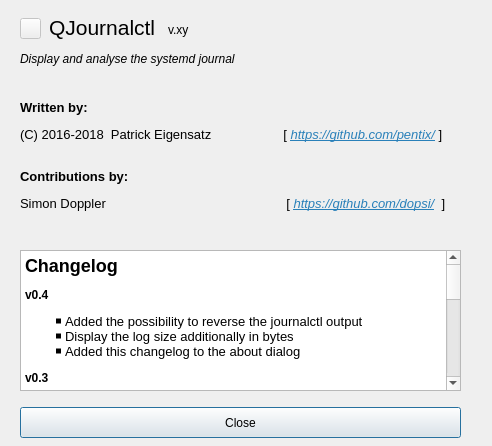
The window that ui/aboutdialog.ui (pentix/qjournalctl) describes before a commit, drawn with Qt 5.
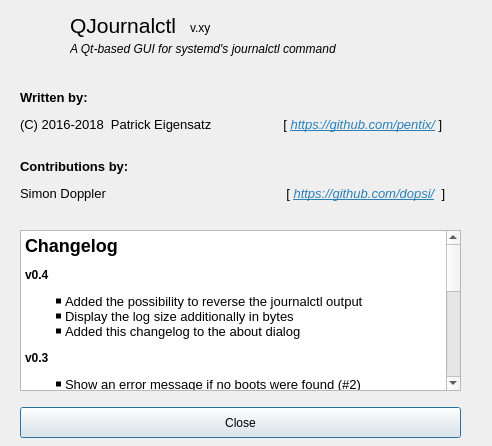
The same window after the commit. Icons and pictures are not drawn.

Commit message: AboutDialog: Improved design

```diff
--- a/ui/aboutdialog.ui
+++ b/ui/aboutdialog.ui
@@ -23,8 +23,8 @@
   <widget class="QLabel" name="label">
    <property name="geometry">
     <rect>
-     <x>49</x>
-     <y>12</y>
+     <x>70</x>
+     <y>10</y>
      <width>141</width>
      <height>31</height>
     </rect>
@@ -41,8 +41,8 @@
   <widget class="QLabel" name="versionLabel">
    <property name="geometry">
     <rect>
-     <x>168</x>
-     <y>22</y>
+     <x>190</x>
+     <y>20</y>
      <width>181</width>
      <height>16</height>
     </rect>
@@ -57,7 +57,7 @@
      <x>20</x>
      <y>75</y>
      <width>441</width>
-     <height>161</height>
+     <height>141</height>
     </rect>
    </property>
    <property name="text">
@@ -87,8 +87,8 @@
   <widget class="QLabel" name="label_2">
    <property name="geometry">
     <rect>
-     <x>20</x>
-     <y>50</y>
+     <x>70</x>
+     <y>40</y>
      <width>311</width>
      <height>18</height>
     </rect>
@@ -99,7 +99,7 @@
     </font>
    </property>
    <property name="text">
-    <string>Display and analyse the systemd journal</string>
+    <string>A Qt-based GUI for systemd's journalctl command</string>
    </property>
   </widget>
   <widget class="QPushButton" name="pushButton_2">
@@ -108,27 +108,42 @@
    </property>
    <property name="geometry">
     <rect>
-     <x>20</x>
-     <y>18</y>
-     <width>21</width>
-     <height>21</height>
+     <x>15</x>
+     <y>12</y>
+     <width>48</width>
+     <height>48</height>
     </rect>
    </property>
+   <property name="minimumSize">
+    <size>
+     <width>48</width>
+     <height>48</height>
+    </size>
+   </property>
    <property name="text">
     <string/>
    </property>
    <property name="icon">
     <iconset resource="icon.qrc">
-     <normaloff>:/ui/icon.xpm</normaloff>:/ui/icon.xpm</iconset>
+     <normaloff>:/ui/qjournalctl.png</normaloff>:/ui/qjournalctl.png</iconset>
+   </property>
+   <property name="iconSize">
+    <size>
+     <width>48</width>
+     <height>48</height>
+    </size>
+   </property>
+   <property name="flat">
+    <bool>true</bool>
    </property>
   </widget>
   <widget class="QTextEdit" name="textEdit">
    <property name="geometry">
     <rect>
      <x>20</x>
-     <y>250</y>
+     <y>230</y>
      <width>441</width>
-     <height>141</height>
+     <height>161</height>
     </rect>
    </property>
    <property name="readOnly">
```
The commit also changes 1 other file.
